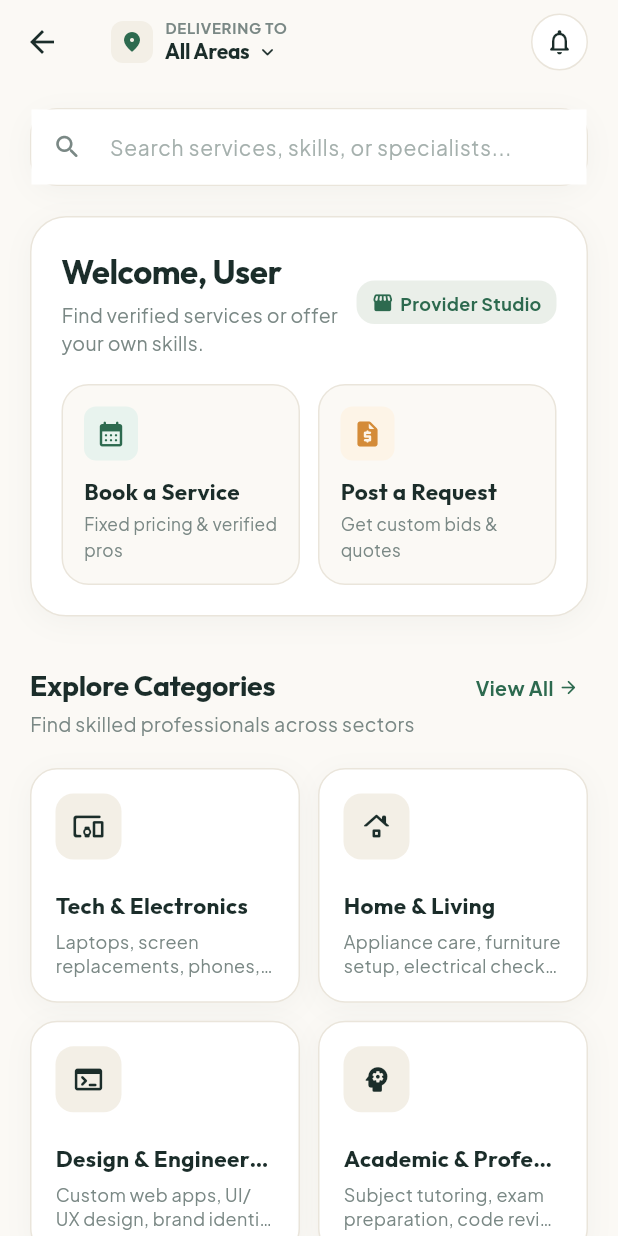
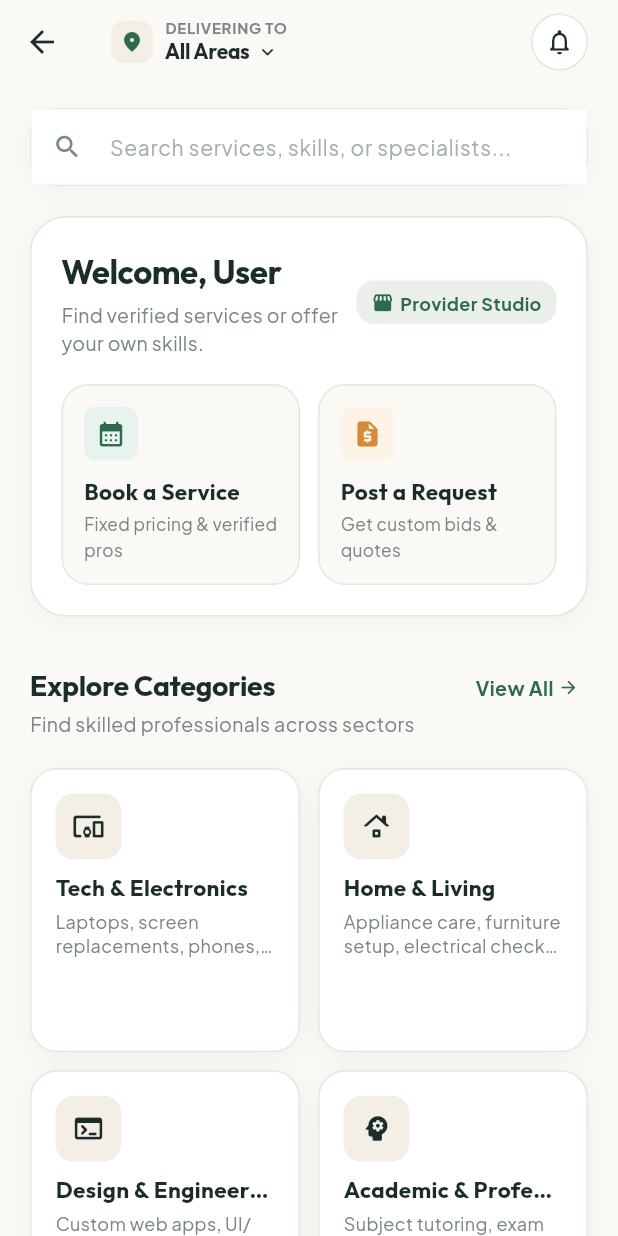
Before and after one commit to yamini14sharktez-dev/DODO-UNIVERSE, a Flutter app: the HomeTab screen opened directly, on a phone screen of 412 x 824 dp. Run offline on Flutter 3.47's test engine with Material 3 defaults, Android fonts, the phone set to English and light mode, and no system bars; our stand-ins replace google_fonts, supabase_flutter; accounts and stored records are empty.

Commit message:
fix: resolve theme import, responsive constraints and eliminate layout assertions

```diff
--- a/dodo_universe_flutter/lib/screens/dashboard/tabs/home_tab.dart
+++ b/dodo_universe_flutter/lib/screens/dashboard/tabs/home_tab.dart
@@ -766,7 +766,7 @@ class _HomeTabState extends State<HomeTab> {
             crossAxisCount: crossAxisCount,
             crossAxisSpacing: 12,
             mainAxisSpacing: 12,
-            childAspectRatio: 1.15,
+            childAspectRatio: 0.95,
           ),
           itemBuilder: (context, index) {
             final cat = categories[index];
--- a/dodo_universe_flutter/lib/screens/dashboard/widgets/service_category_card.dart
+++ b/dodo_universe_flutter/lib/screens/dashboard/widgets/service_category_card.dart
@@ -86,9 +86,11 @@ class ServiceCategoryCard extends StatelessWidget {
                     ),
                 ],
               ),
-              const SizedBox(height: 12),
-              Column(
+              const SizedBox(height: 8),
+              Expanded(
+                child: Column(
                   crossAxisAlignment: CrossAxisAlignment.start,
+                  mainAxisSize: MainAxisSize.min,
                   children: [
                     Text(
                       category.name,
@@ -100,18 +102,19 @@ class ServiceCategoryCard extends StatelessWidget {
                         color: AppTheme.textPrimary,
                       ),
                     ),
-                  const SizedBox(height: 4),
+                    const SizedBox(height: 3),
                     Text(
                       category.description,
                       maxLines: 2,
                       overflow: TextOverflow.ellipsis,
                       style: GoogleFonts.plusJakartaSans(
                         fontSize: 12,
-                      height: 1.35,
+                        height: 1.3,
                         color: AppTheme.textMuted,
                       ),
                     ),
                   ],
+                ),
               ),
             ],
           ),
```
Also changed, not shown: dodo_universe_flutter/lib/screens/dashboard/dashboard_screen.dart (+20 -5 lines), dodo_universe_flutter/lib/screens/dashboard/tabs/profile_tab.dart (+9 -3 lines), 1 other file. Lines whose indentation alone changed are shown as unchanged.
